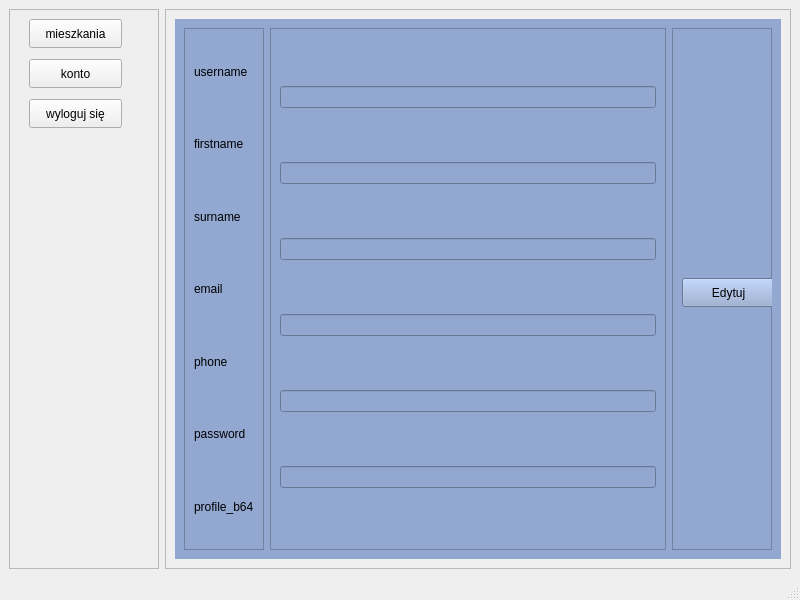
Above: src/UI/templates/mainwindow.ui from BartoszPietrucha/projekt before the change. Below: the same form after it.
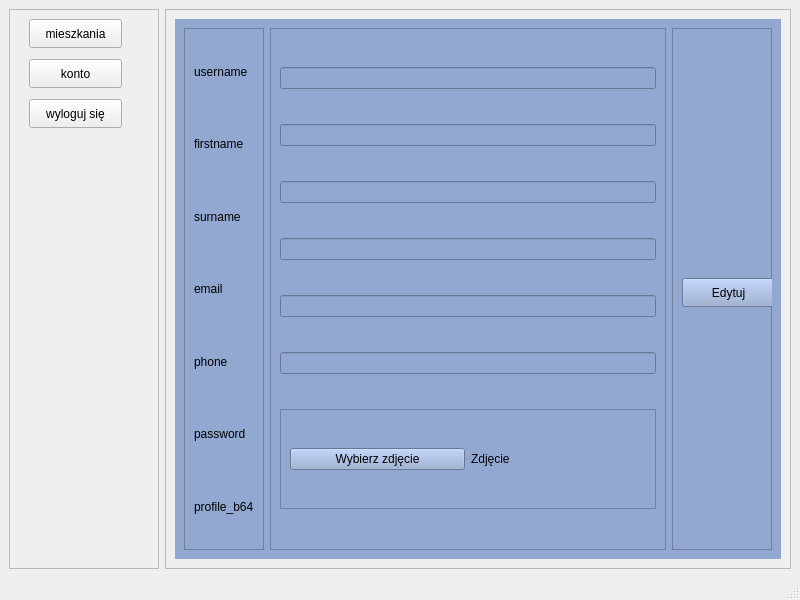
That is the form after the change. The open tabs and pages were chosen to show the change.

The edit to the form file:
```diff
--- a/src/UI/templates/mainwindow.ui
+++ b/src/UI/templates/mainwindow.ui
@@ -183,6 +183,38 @@
               <item>
                <widget class="QLineEdit" name="le_kontopassword"/>
               </item>
+              <item>
+               <widget class="QFrame" name="frame_6">
+                <property name="maximumSize">
+                 <size>
+                  <width>16777215</width>
+                  <height>100</height>
+                 </size>
+                </property>
+                <property name="frameShape">
+                 <enum>QFrame::Shape::StyledPanel</enum>
+                </property>
+                <property name="frameShadow">
+                 <enum>QFrame::Shadow::Raised</enum>
+                </property>
+                <layout class="QHBoxLayout" name="horizontalLayout_6">
+                 <item>
+                  <widget class="QPushButton" name="bt_kontouploadphoto">
+                   <property name="text">
+                    <string>Wybierz zdjęcie</string>
+                   </property>
+                  </widget>
+                 </item>
+                 <item>
+                  <widget class="QLabel" name="l_kontophoto">
+                   <property name="text">
+                    <string>Zdjęcie</string>
+                   </property>
+                  </widget>
+                 </item>
+                </layout>
+               </widget>
+              </item>
              </layout>
             </widget>
            </item>
```
Left out of the diff: 2 changed lines with no effect on the pictures.
